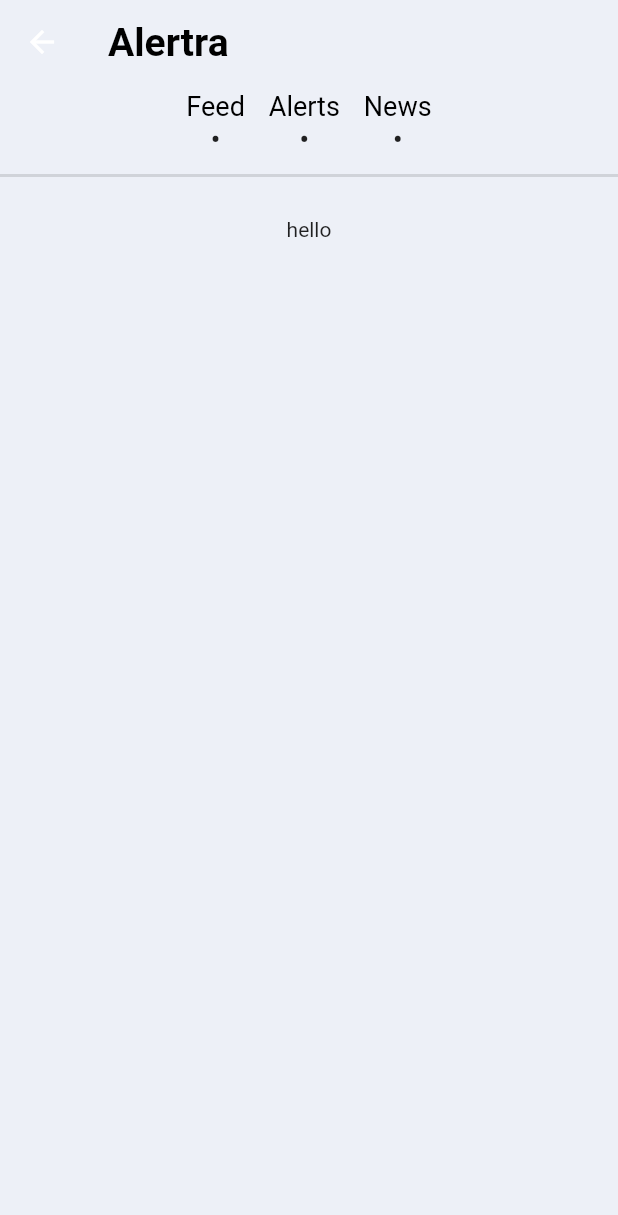
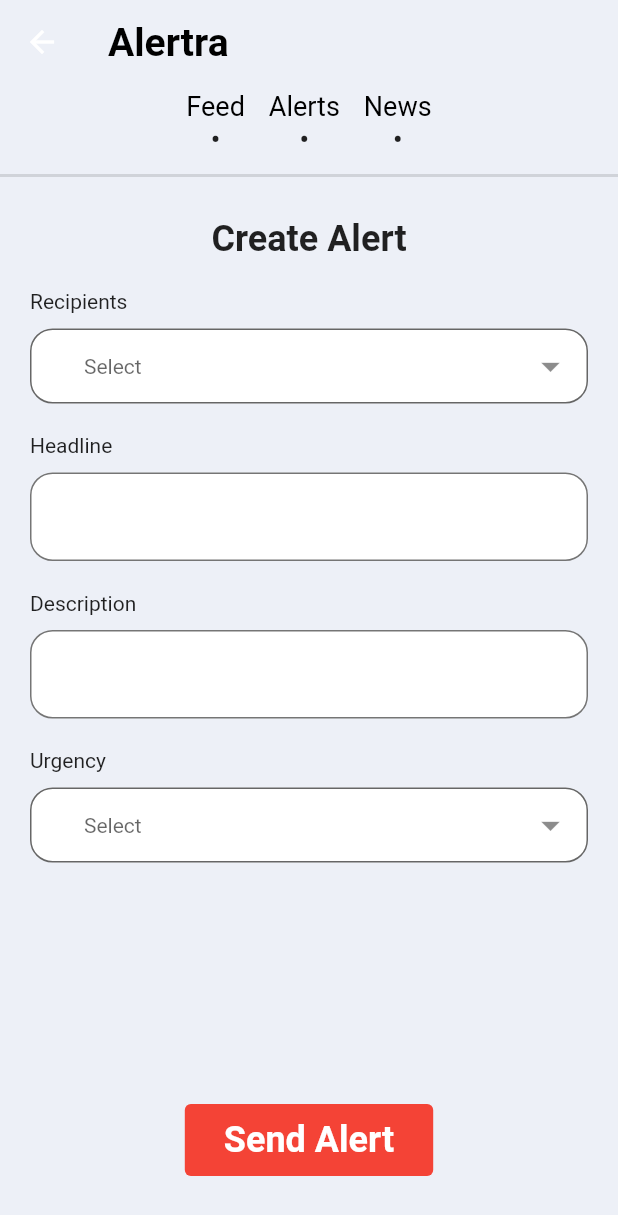
Before and after one commit to antz22/Alertra, a Flutter app: the TeacherHomePage screen opened directly, item 2 of the bottom bar chosen, on a phone screen of 412 x 824 dp. Shown: the top 1215 px of the screen. Run offline on Flutter 3.47's test engine with Material 2 defaults, Android fonts, the phone set to English and light mode, and no system bars; drawn by our look-alikes of buttons_tabbar; our stand-ins replace dropdown_button2, flutter_secure_storage, flutter_svg, geolocator, image_picker, shared_preferences; missing offline and left inert: geocode; accounts and stored records are empty.

Commit message:
Finish alert page

```diff
--- /dev/null
+++ b/flutter_alertra/lib/screens/main/alert.dart
@@ -0,0 +1,227 @@
+import 'package:flutter/material.dart';
+import 'package:dropdown_button2/dropdown_button2.dart';
+
+class Alerts extends StatefulWidget {
+  Alerts({Key? key}) : super(key: key);
+
+  @override
+  State<Alerts> createState() => _AlertsState();
+}
+
+class _AlertsState extends State<Alerts> {
+  final List<String> recipients = ['Teacher', 'Student', 'All'];
+
+  final List<String> emergencyPriority = [
+    'Low',
+    'Medium',
+    'High',
+  ];
+
+  String? selectedRecipient;
+
+  String? selectedPriority;
+
+  @override
+  Widget build(BuildContext context) {
+    return Container(
+      padding: const EdgeInsets.all(20.0),
+      child: Column(
+        crossAxisAlignment: CrossAxisAlignment.start,
+        children: [
+          const Center(
+            child: Text(
+              'Create Alert',
+              style: TextStyle(fontWeight: FontWeight.bold, fontSize: 24),
+              textAlign: TextAlign.center,
+            ),
+          ),
+          const SizedBox(
+            height: 20,
+          ),
+          const Text('Recipients'),
+          const SizedBox(height: 10),
+          DropdownButtonFormField2(
+            decoration: InputDecoration(
+              isDense: true,
+              contentPadding: EdgeInsets.zero,
+              border: OutlineInputBorder(
+                borderRadius: BorderRadius.circular(15),
+              ),
+              filled: true,
+              fillColor: Colors.white,
+            ),
+            isExpanded: true,
+            hint: const Text(
+              'Select',
+              style: TextStyle(fontSize: 14),
+            ),
+            icon: const Icon(
+              Icons.arrow_drop_down,
+              color: Colors.black45,
+            ),
+            iconSize: 30,
+            buttonHeight: 50,
+            buttonPadding: const EdgeInsets.only(left: 20, right: 10),
+            dropdownDecoration: BoxDecoration(
+              borderRadius: BorderRadius.circular(15),
+            ),
+            items: recipients
+                .map((item) => DropdownMenuItem<String>(
+                      value: item,
+                      child: Text(
+                        item,
+                        style: const TextStyle(
+                          fontSize: 14,
+                        ),
+                      ),
+                    ))
+                .toList(),
+            validator: (value) {
+              if (value == null) {
+                return 'Please select the priority.';
+              }
+            },
+            onChanged: (value) {
+              //Do something when changing the item if you want.
+            },
+            onSaved: (value) {
+              selectedRecipient = value.toString();
+            },
+          ),
+          const SizedBox(
+            height: 20,
+          ),
+          const Text('Headline'),
+          const SizedBox(height: 10),
+          TextField(
+            keyboardType: TextInputType.multiline,
+            minLines: 1,
+            maxLines: 2,
+            decoration: InputDecoration(
+              filled: true,
+              fillColor: Colors.white,
+              enabledBorder: OutlineInputBorder(
+                borderSide: const BorderSide(
+                  color: Colors.black54,
+                  width: 1,
+                ),
+                borderRadius: BorderRadius.circular(15),
+              ),
+              focusedBorder: OutlineInputBorder(
+                borderSide: const BorderSide(
+                  color: Colors.grey,
+                  width: 1,
+                ),
+                borderRadius: BorderRadius.circular(15),
+              ),
+            ),
+            cursorColor: Colors.grey,
+          ),
+          const SizedBox(height: 20),
+          const Text('Description'),
+          const SizedBox(height: 10),
+          TextField(
+            keyboardType: TextInputType.multiline,
+            minLines: 1,
+            maxLines: 5,
+            decoration: InputDecoration(
+              filled: true,
+              fillColor: Colors.white,
+              enabledBorder: OutlineInputBorder(
+                borderSide: const BorderSide(
+                  color: Colors.black54,
+                  width: 1,
+                ),
+                borderRadius: BorderRadius.circular(15),
+              ),
+              focusedBorder: OutlineInputBorder(
+                borderSide: const BorderSide(
+                  color: Colors.grey,
+                  width: 1,
+                ),
+                borderRadius: BorderRadius.circular(15),
+              ),
+            ),
+            cursorColor: Colors.grey,
+          ),
+          const SizedBox(height: 20),
+          const Text('Urgency'),
+          const SizedBox(height: 10),
+          DropdownButtonFormField2(
+            decoration: InputDecoration(
+              isDense: true,
+              contentPadding: EdgeInsets.zero,
+              border: OutlineInputBorder(
+                borderRadius: BorderRadius.circular(15),
+              ),
+              filled: true,
+              fillColor: Colors.white,
+            ),
+            isExpanded: true,
+            hint: const Text(
+              'Select',
+              style: TextStyle(fontSize: 14),
+            ),
+            icon: const Icon(
+              Icons.arrow_drop_down,
+              color: Colors.black45,
+            ),
+            iconSize: 30,
+            buttonHeight: 50,
+            buttonPadding: const EdgeInsets.only(left: 20, right: 10),
+            dropdownDecoration: BoxDecoration(
+              borderRadius: BorderRadius.circular(15),
+            ),
+            items: emergencyPriority
+                .map(
+                  (item) => DropdownMenuItem<String>(
+                    value: item,
+                    child: Text(
+                      item,
+                      style: const TextStyle(
+                        fontSize: 14,
+                      ),
+                    ),
+                  ),
+                )
+                .toList(),
+            validator: (value) {
+              if (value == null) {
+                return 'Please select the emergency level.';
+              }
+            },
+            onChanged: (value) {
+              //Do something when changing the item if you want.
+            },
+            onSaved: (value) {
+              setState(() {
+                selectedPriority = value.toString();
+              });
+            },
+          ),
+          const Spacer(),
+          Center(
+            child: ElevatedButton(
+              style: ButtonStyle(
+                elevation: MaterialStateProperty.all<double>(0),
+                backgroundColor: MaterialStateProperty.all(Colors.red),
+              ),
+              onPressed: () {
+                // send alert function
+              },
+              child: const Padding(
+                padding: EdgeInsets.all(10.0),
+                child: Text('Send Alert',
+                    style:
+                        TextStyle(fontWeight: FontWeight.bold, fontSize: 24)),
+              ),
+            ),
+          ),
+          const SizedBox(
+            height: 20.0,
+          )
+        ],
+      ),
+    );
+  }
+}
--- a/flutter_alertra/lib/screens/main/alerts.dart
+++ /dev/null
@@ -1,17 +0,0 @@
-import 'package:flutter/material.dart';
-
-class Alerts extends StatelessWidget {
-  const Alerts({Key? key}) : super(key: key);
-
-  @override
-  Widget build(BuildContext context) {
-    return Container(
-      padding: const EdgeInsets.all(20.0),
-      child: Column(
-        children: [
-          Text('hello')
-        ],
-      ),
-    );
-  }
-}
--- a/flutter_alertra/lib/screens/main/feed/create_report.dart
+++ b/flutter_alertra/lib/screens/main/feed/create_report.dart
@@ -35,7 +35,7 @@ class _CreateReportState extends State<CreateReport> {
 
   String? _address;
   String? selectedEmergencyType;
-  String? selectedUrgencyType;
+  String? selectedPriority;
 
   final ImagePicker _picker = ImagePicker();
 
@@ -194,7 +194,7 @@ class _CreateReportState extends State<CreateReport> {
                   },
                   onSaved: (value) {
                     setState(() {
-                      selectedUrgencyType = value.toString();
+                      selectedPriority = value.toString();
                     });
                   },
                 ),
--- a/flutter_alertra/lib/screens/teacher/home/teacher_home_page.dart
+++ b/flutter_alertra/lib/screens/teacher/home/teacher_home_page.dart
@@ -1,6 +1,6 @@
 import 'package:flutter/material.dart';
 import 'package:flutter_alertra/constants/constants.dart';
-import 'package:flutter_alertra/screens/main/alerts.dart';
+import 'package:flutter_alertra/screens/main/alert.dart';
 import 'package:flutter_alertra/screens/main/feed/feed.dart';
 import 'package:flutter_alertra/screens/main/news.dart';
 import 'package:flutter_alertra/widgets/page_button.dart';
@@ -62,12 +62,12 @@ class TeacherHomePage extends StatelessWidget {
                 ],
               ),
               const Divider(height: 16, thickness: 2),
-              const Expanded(
+              Expanded(
                 child: TabBarView(
                   children: <Widget>[
-                    Feed(role: "Teacher"),
+                    const Feed(role: "Teacher"),
                     Alerts(),
-                    News(),
+                    const News(),
                   ],
                 ),
               ),
```
